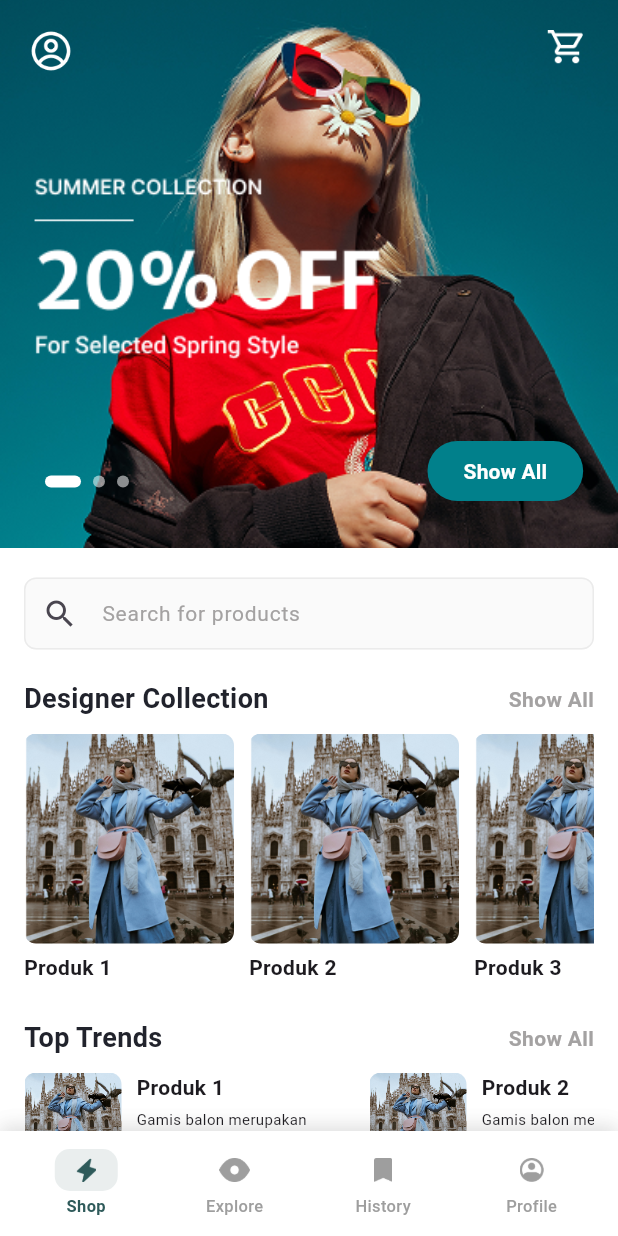
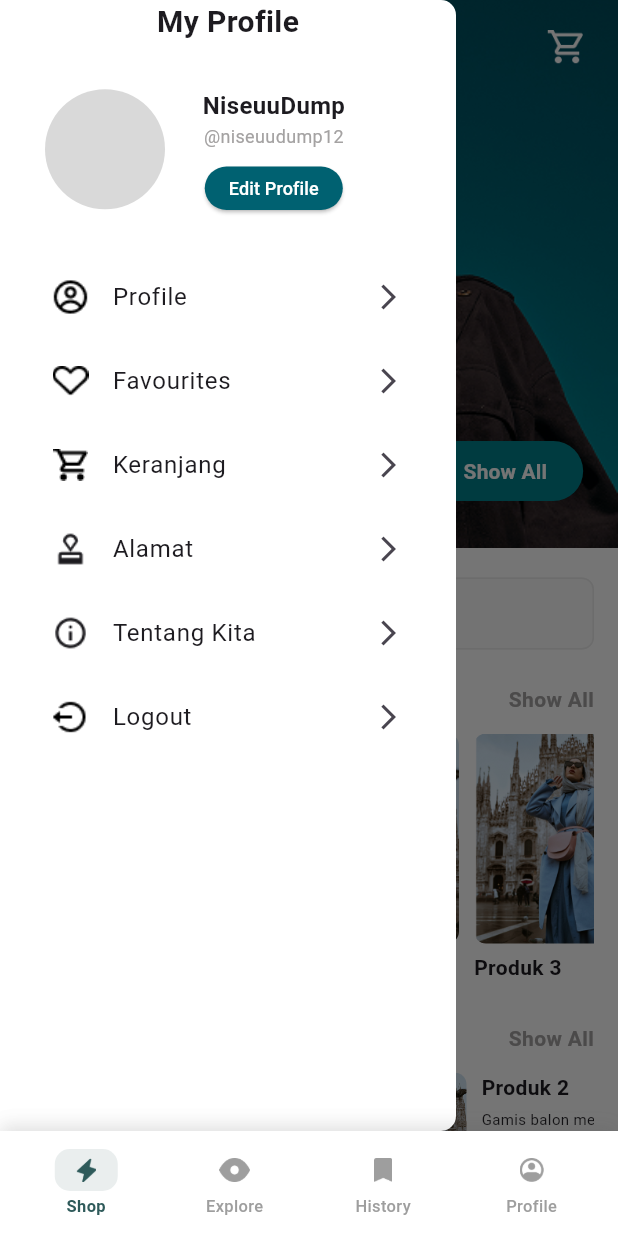
Before and after one commit to dinaaalyh/tailor-project, a Flutter app: the screen it shows after launch, with the side drawer open (before the commit the screen has no drawer), on a phone screen of 412 x 824 dp. Run offline on Flutter 3.47's test engine with Material 3 defaults, Android fonts, the phone set to English and light mode, and no system bars; drawn by our look-alikes of carousel_slider, smooth_page_indicator; our stand-ins replace bloc, eva_icons_flutter, flutter_bloc, get, get_storage, google_fonts and 1 more.

Commit message:
Update HomeFragment with a sidebar menu

```diff
--- a/lib/representative/screen/favorite_fragment_screen.dart
+++ b/lib/representative/screen/favorite_fragment_screen.dart
@@ -16,10 +16,10 @@ class FavoriteFragmentScreen extends StatefulWidget {
   const FavoriteFragmentScreen({super.key, required this.items, this.onFavoriteRemoved,  });
 
   @override
-  State<FavoriteFragmentScreen> createState() => _FavoriteFragmentScreenState();
+  State<FavoriteFragmentScreen> createState() => FavoriteFragmentScreenState();
 }
 
-class _FavoriteFragmentScreenState extends State<FavoriteFragmentScreen> {
+class FavoriteFragmentScreenState extends State<FavoriteFragmentScreen> {
   @override
   Widget build(BuildContext context) {
     final items = widget.items;
--- a/lib/representative/screen/home_fragment/home_fragment_screen.dart
+++ b/lib/representative/screen/home_fragment/home_fragment_screen.dart
@@ -3,6 +3,7 @@ import 'package:flutter/material.dart';
 import 'package:smooth_page_indicator/smooth_page_indicator.dart';
 import 'package:tailor_project/representative/models/home_products_model.dart';
 import 'package:tailor_project/representative/screen/designer_collection.dart';
+import 'package:tailor_project/representative/screen/profile_fragment/profile_fragment_screen.dart';
 import 'package:tailor_project/representative/screen/top_trends.dart';
 import 'package:tailor_project/utils/assets.gen.dart';
 import 'package:tailor_project/utils/colors.dart';
@@ -15,6 +16,8 @@ class HomeFragmentScreen extends StatefulWidget {
 }
 
 class _HomeFragmentScreenState extends State<HomeFragmentScreen> {
+  final GlobalKey<ScaffoldState> _scaffoldKey = GlobalKey<ScaffoldState>();
+
   int _activeIndex = 0;
 
   final List<String> bannerImages = [
@@ -26,7 +29,9 @@ class _HomeFragmentScreenState extends State<HomeFragmentScreen> {
   @override
   Widget build(BuildContext context) {
     return Scaffold(
-      backgroundColor: Colors.white,
+      key: _scaffoldKey,
+      drawer: _buildSideBar(context),
+      backgroundColor: white,
       body: SafeArea(
         child: SingleChildScrollView(
           child: Column(
@@ -40,6 +45,111 @@ class _HomeFragmentScreenState extends State<HomeFragmentScreen> {
           ),
         ),
       ),
+    );
+  }
+
+  Widget _buildSideBar(BuildContext context) {
+    return Container(
+      decoration: const BoxDecoration(
+        color: white,
+        borderRadius: BorderRadius.only(
+          topRight: Radius.circular(10),
+          bottomRight: Radius.circular(10),
+        ),
+      ),
+      child: Drawer(
+        backgroundColor: white,
+        child: SafeArea(
+          child: Padding(
+            padding: const EdgeInsets.fromLTRB(30, 0, 30, 30),
+            child: Column(
+              crossAxisAlignment: CrossAxisAlignment.start,
+              children: [
+                const Center(
+                  child: Text(
+                    "My Profile",
+                    style: TextStyle(
+                      fontSize: 20,
+                      fontWeight: FontWeight.bold,
+                    ),
+                  ),
+                ),
+                const SizedBox(height: 30),
+                Row(
+                  children: [
+                    const CircleAvatar(
+                      radius: 40,
+                      backgroundColor: grey2,
+                    ),
+                    const SizedBox(width: 25),
+                    Column(
+                      children: [
+                        const Text(
+                          "NiseuuDump",
+                          style: TextStyle(fontWeight: FontWeight.bold, fontSize: 16),
+                        ),
+                        const Text(
+                          "@niseuudump12",
+                          style: TextStyle(color: grey, fontSize: 12),
+                        ),
+                        const SizedBox(height: 12),
+                        ElevatedButton(
+                          onPressed: () {},
+                          style: ElevatedButton.styleFrom(
+                            backgroundColor: bg,
+                            shape: RoundedRectangleBorder(
+                              borderRadius: BorderRadius.circular(20),
+                            ),
+                            padding: const EdgeInsets.symmetric(
+                              horizontal: 16,
+                              vertical: 6,
+                            ),
+                            minimumSize: Size.zero,
+                            tapTargetSize: MaterialTapTargetSize.shrinkWrap,
+                          ),
+                          child: const Text(
+                            "Edit Profile",
+                            style: TextStyle(color: white, fontSize: 12),
+                          ),
+                        )
+                      ],
+                    ),
+                  ],
+                ),
+                const SizedBox(height: 30),
+                _buildMenuItem(Assets.icons.profileSb, "Profile", const ProfileFragmentScreen()),
+                _buildMenuItem(Assets.icons.favSb, "Favourites", const ProfileFragmentScreen()),
+                _buildMenuItem(Assets.icons.cartSb, "Keranjang", const ProfileFragmentScreen()),
+                _buildMenuItem(Assets.icons.addressSb, "Alamat", const ProfileFragmentScreen()),
+                _buildMenuItem(Assets.icons.infoSb, "Tentang Kita", const ProfileFragmentScreen()),
+                _buildMenuItem(Assets.icons.logoutSb, "Logout", const ProfileFragmentScreen()),
+              ],
+            ),
+          ),
+        ),
+      ),
+    );
+  }
+
+  Widget _buildMenuItem(AssetGenImage icon, String title, Widget screen) {
+    return ListTile(
+      contentPadding: const EdgeInsets.symmetric(horizontal: 5.0),
+      leading: icon.image(width: 24, height: 24),
+      title: Text(title),
+      trailing: const Icon(Icons.arrow_forward_ios, size: 20),
+      onTap: () {
+        if (title == "Logout") {
+          Navigator.pushReplacement(
+            context,
+            MaterialPageRoute(builder: (context) => screen),
+          );
+        } else {
+          Navigator.push(
+            context,
+            MaterialPageRoute(builder: (context) => screen),
+          );
+        }
+      },
     );
   }
 
@@ -87,7 +197,12 @@ class _HomeFragmentScreenState extends State<HomeFragmentScreen> {
               children: [
                 Row(
                   children: [
-                    Assets.icons.profileIcon.image(width: 28, height: 28),
+                    GestureDetector(
+                      onTap: () {
+                        _scaffoldKey.currentState?.openDrawer();
+                      },
+                      child: Assets.icons.profileIcon.image(width: 28, height: 28),
+                    ),
                     const Spacer(),
                     Assets.icons.cartIcon.image(width: 28, height: 28),
                   ],
--- a/lib/utils/assets.gen.dart
+++ b/lib/utils/assets.gen.dart
@@ -11,6 +11,24 @@ import 'package:flutter/widgets.dart';
 
 class $AssetsIconsGen {
   const $AssetsIconsGen();
+
+  /// File path: assets/icons/profile-sb-icon.png
+  AssetGenImage get profileSb => const AssetGenImage('assets/icons/profile-sb-icon.png');
+
+  /// File path: assets/icons/fav-sb-icon.png
+  AssetGenImage get favSb => const AssetGenImage('assets/icons/fav-sb-icon.png');
+
+  /// File path: assets/icons/cart-sb-icon.png
+  AssetGenImage get cartSb => const AssetGenImage('assets/icons/cart-sb-icon.png');
+
+  /// File path: assets/icons/address-sb-icon.png
+  AssetGenImage get addressSb => const AssetGenImage('assets/icons/address-sb-icon.png');
+
+  /// File path: assets/icons/info-sb-icon.png
+  AssetGenImage get infoSb => const AssetGenImage('assets/icons/info-sb-icon.png');
+
+  /// File path: assets/icons/logout-sb-icon.png
+  AssetGenImage get logoutSb => const AssetGenImage('assets/icons/logout-sb-icon.png');
 
   /// File path: assets/icons/cart-icon.png
   AssetGenImage get cartIcon => const AssetGenImage('assets/icons/cart-icon.png');
@@ -44,6 +62,12 @@ class $AssetsIconsGen {
 
   /// List of all assets
   List<AssetGenImage> get values => [
+        profileSb,
+        favSb,
+        cartSb,
+        addressSb,
+        infoSb,
+        logoutSb,
         cartIcon,
         profileIcon,
         profileActiveIcon,
--- a/lib/utils/colors.dart
+++ b/lib/utils/colors.dart
@@ -16,7 +16,7 @@ const transparent = Color(0x00000000);
 const white = Color(0xFFFFFFFF);
 const black = Color(0xFF21232C);
 const grey = Color(0xFFA4A2A2);
-const grey2 = Color(0xFF9CA3AF);
+const grey2 = Color(0xFFD9D9D9);
 
 const green = Color(0xFF29C38A);
 const saltedEgg = Color(0xFFC1E2F9);
```
Also changed, not shown: lib/main.dart (+0 -8 lines), assets/icons/address-sb-icon.png (added), assets/icons/cart-sb-icon.png (added), assets/icons/fav-sb-icon.png (added), assets/icons/info-sb-icon.png (added), assets/icons/logout-sb-icon.png (added), assets/icons/profile-sb-icon.png (added).
